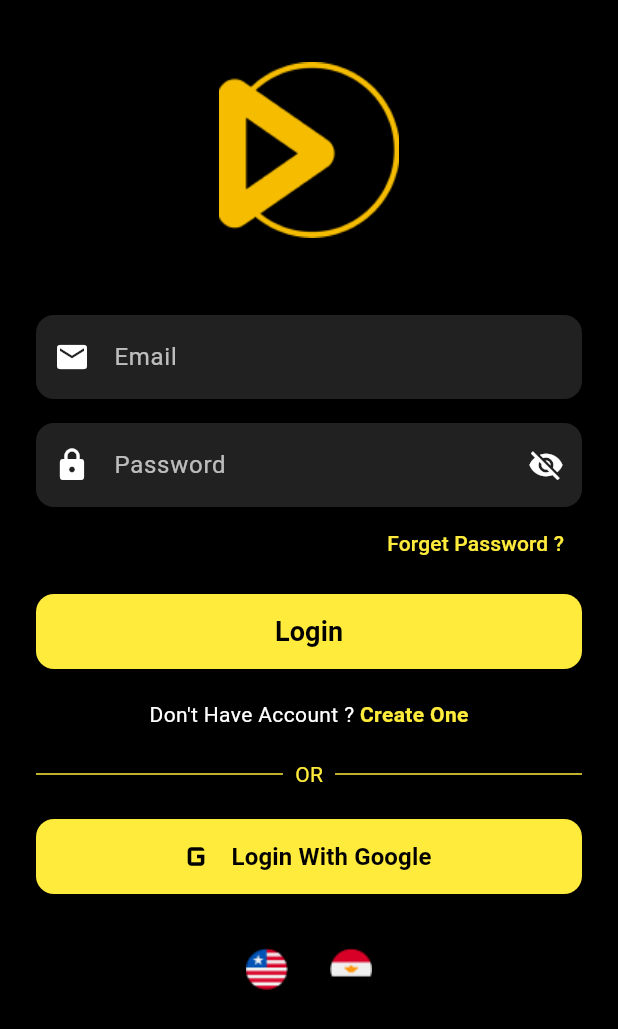
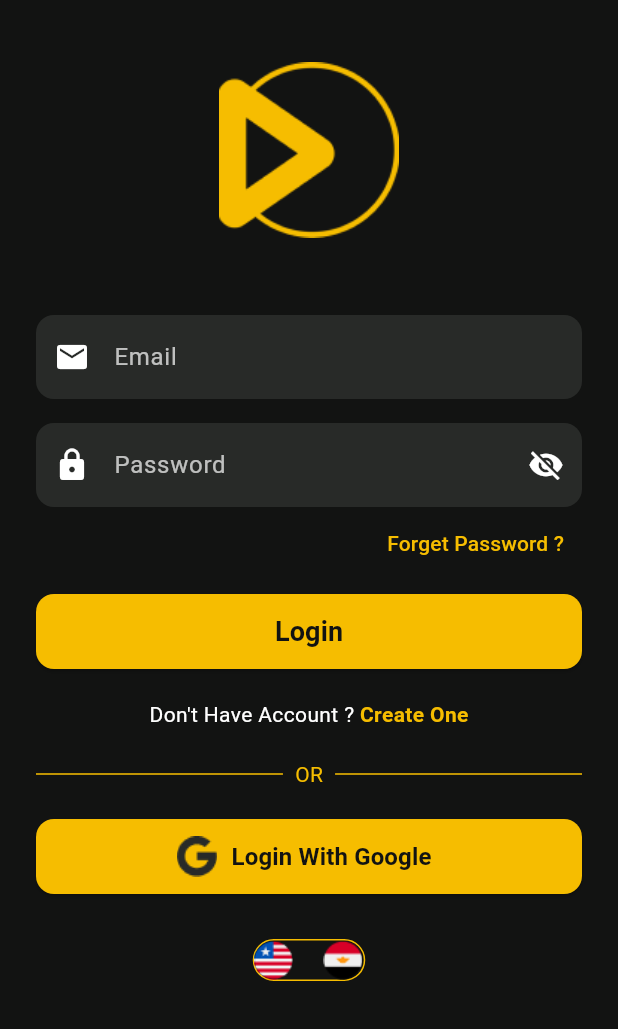
Before and after one commit to Mousa2004/movies, a Flutter app: the LoginScreen screen opened directly, on a phone screen of 412 x 824 dp. Shown: the top 1029 px of the screen. Run offline on Flutter 3.47's test engine with Material 3 defaults, Android fonts, the phone set to English and light mode, and no system bars; our stand-ins replace carousel_slider.

Commit message:
Edit login screen using them app and add google logo

```diff
--- a/lib/auth/view/screen/login_screen.dart
+++ b/lib/auth/view/screen/login_screen.dart
@@ -1,4 +1,6 @@
 import 'package:flutter/material.dart';
+import 'package:movies/auth/view/widget/switch_language.dart';
+import 'package:movies/shared/view/widget/app_theme.dart';
 
 class LoginScreen extends StatefulWidget {
   @override
@@ -11,14 +13,14 @@ class _LoginScreenState extends State<LoginScreen> {
   @override
   Widget build(BuildContext context) {
     return Scaffold(
-      backgroundColor: Colors.black,
+      backgroundColor: AppTheme.black,
       body: SafeArea(
         child: SingleChildScrollView(
           padding: const EdgeInsets.symmetric(horizontal: 24, vertical: 40),
           child: Column(
             crossAxisAlignment: CrossAxisAlignment.center,
             children: [
-              // Logo (your image)
+              // Logo
               Center(
                 child: Image.asset(
                   "assets/images/Logo.png",
@@ -28,15 +30,15 @@ class _LoginScreenState extends State<LoginScreen> {
               ),
               const SizedBox(height: 50),
 
-              // Email TextField
+              // Email Field
               TextField(
-                style: const TextStyle(color: Colors.white),
+                style: TextStyle(color: AppTheme.white),
                 decoration: InputDecoration(
                   hintText: "Email",
-                  hintStyle: const TextStyle(color: Colors.white70),
-                  prefixIcon: const Icon(Icons.email, color: Colors.white),
+                  hintStyle: TextStyle(color: Colors.white70),
+                  prefixIcon: Icon(Icons.email, color: AppTheme.white),
                   filled: true,
-                  fillColor: Colors.grey[900],
+                  fillColor: AppTheme.grey,
                   border: OutlineInputBorder(
                     borderRadius: BorderRadius.circular(12),
                     borderSide: BorderSide.none,
@@ -45,20 +47,20 @@ class _LoginScreenState extends State<LoginScreen> {
               ),
               const SizedBox(height: 16),
 
-              // Password TextField
+              // Password Field
               TextField(
                 obscureText: _obscurePassword,
-                style: const TextStyle(color: Colors.white),
+                style: const TextStyle(color: AppTheme.white),
                 decoration: InputDecoration(
                   hintText: "Password",
-                  hintStyle: const TextStyle(color: Colors.white70),
-                  prefixIcon: const Icon(Icons.lock, color: Colors.white),
+                  hintStyle: TextStyle(color: Colors.white70),
+                  prefixIcon: Icon(Icons.lock, color: AppTheme.white),
                   suffixIcon: IconButton(
                     icon: Icon(
                       _obscurePassword
                           ? Icons.visibility_off
                           : Icons.visibility,
-                      color: Colors.white,
+                      color: AppTheme.white,
                     ),
                     onPressed: () {
                       setState(() {
@@ -67,7 +69,7 @@ class _LoginScreenState extends State<LoginScreen> {
                     },
                   ),
                   filled: true,
-                  fillColor: Colors.grey[900],
+                  fillColor: AppTheme.grey,
                   border: OutlineInputBorder(
                     borderRadius: BorderRadius.circular(12),
                     borderSide: BorderSide.none,
@@ -80,9 +82,9 @@ class _LoginScreenState extends State<LoginScreen> {
                 alignment: Alignment.centerRight,
                 child: TextButton(
                   onPressed: () {},
-                  child: const Text(
+                  child: Text(
                     "Forget Password ?",
-                    style: TextStyle(color: Colors.yellow),
+                    style: TextStyle(color: AppTheme.yellow),
                   ),
                 ),
               ),
@@ -94,14 +96,14 @@ class _LoginScreenState extends State<LoginScreen> {
                 height: 50,
                 child: ElevatedButton(
                   style: ElevatedButton.styleFrom(
-                    backgroundColor: Colors.yellow,
-                    foregroundColor: Colors.black,
+                    backgroundColor: AppTheme.yellow,
+                    foregroundColor: AppTheme.black,
                     shape: RoundedRectangleBorder(
                       borderRadius: BorderRadius.circular(12),
                     ),
                   ),
                   onPressed: () {},
-                  child: const Text(
+                  child: Text(
                     "Login",
                     style: TextStyle(fontSize: 18, fontWeight: FontWeight.bold),
                   ),
@@ -113,16 +115,16 @@ class _LoginScreenState extends State<LoginScreen> {
               Row(
                 mainAxisAlignment: MainAxisAlignment.center,
                 children: [
-                  const Text(
+                  Text(
                     "Don't Have Account ? ",
-                    style: TextStyle(color: Colors.white),
+                    style: TextStyle(color: AppTheme.white),
                   ),
                   GestureDetector(
                     onTap: () {},
-                    child: const Text(
+                    child: Text(
                       "Create One",
                       style: TextStyle(
-                        color: Colors.yellow,
+                        color: AppTheme.yellow,
                         fontWeight: FontWeight.bold,
                       ),
                     ),
@@ -133,32 +135,40 @@ class _LoginScreenState extends State<LoginScreen> {
 
               // OR Divider
               Row(
-                children: const [
-                  Expanded(child: Divider(color: Colors.yellow, thickness: 1)),
+                children: [
+                  Expanded(
+                    child: Divider(color: AppTheme.yellow, thickness: 1),
+                  ),
                   Padding(
                     padding: EdgeInsets.symmetric(horizontal: 8),
-                    child: Text("OR", style: TextStyle(color: Colors.yellow)),
+                    child: Text("OR", style: TextStyle(color: AppTheme.yellow)),
                   ),
-                  Expanded(child: Divider(color: Colors.yellow, thickness: 1)),
+                  Expanded(
+                    child: Divider(color: AppTheme.yellow, thickness: 1),
+                  ),
                 ],
               ),
               const SizedBox(height: 20),
 
-              // Google Login Button
+              // Google Login
               SizedBox(
                 width: double.infinity,
                 height: 50,
                 child: ElevatedButton.icon(
                   style: ElevatedButton.styleFrom(
-                    backgroundColor: Colors.yellow,
-                    foregroundColor: Colors.black,
+                    backgroundColor: AppTheme.yellow,
+                    foregroundColor: AppTheme.black,
                     shape: RoundedRectangleBorder(
                       borderRadius: BorderRadius.circular(12),
                     ),
                   ),
                   onPressed: () {},
-                  icon: const Icon(Icons.g_mobiledata, size: 30),
-                  label: const Text(
+                  icon: Image.asset(
+                    "assets/images/google.png",
+                    width: 30,
+                    height: 30,
+                  ),
+                  label: Text(
                     "Login With Google",
                     style: TextStyle(fontSize: 16, fontWeight: FontWeight.bold),
                   ),
@@ -166,15 +176,8 @@ class _LoginScreenState extends State<LoginScreen> {
               ),
               const SizedBox(height: 30),
 
-              // Language Buttons
-              Row(
-                mainAxisAlignment: MainAxisAlignment.center,
-                children: [
-                  Image.asset("assets/images/en.png", width: 40, height: 40),
-                  const SizedBox(width: 16),
-                  Image.asset("assets/images/ar.png", width: 40, height: 40),
-                ],
-              ),
+              // Switch Language Widget
+              SwitchLanguage(onTapEnlish: () {}, onTapArabic: () {}),
             ],
           ),
         ),
```
